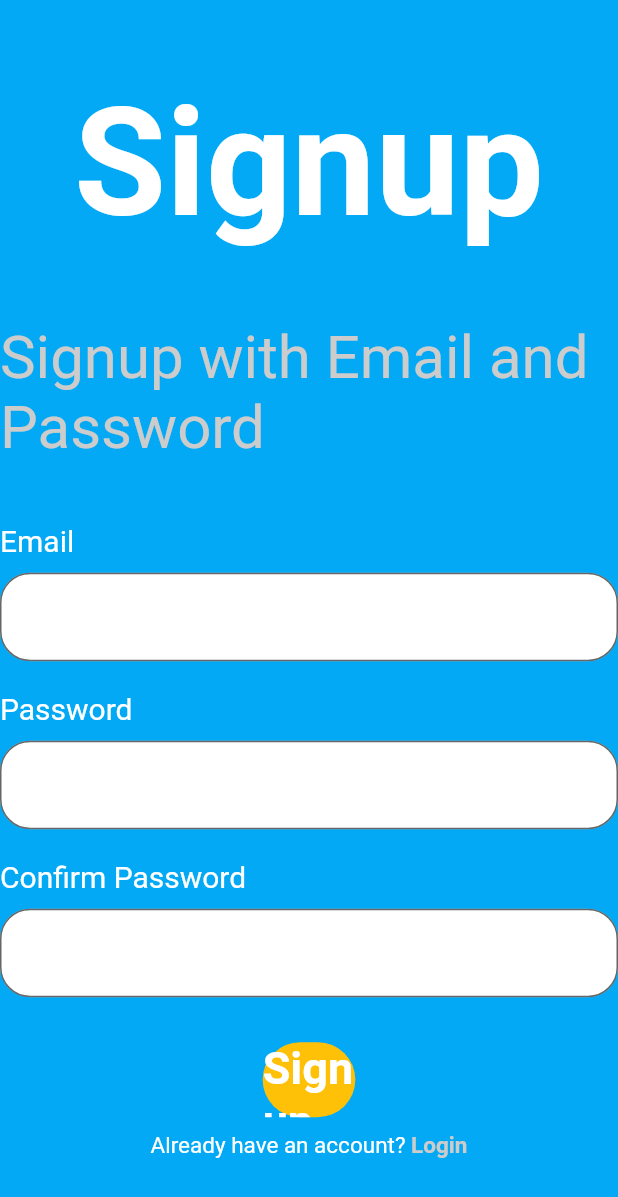
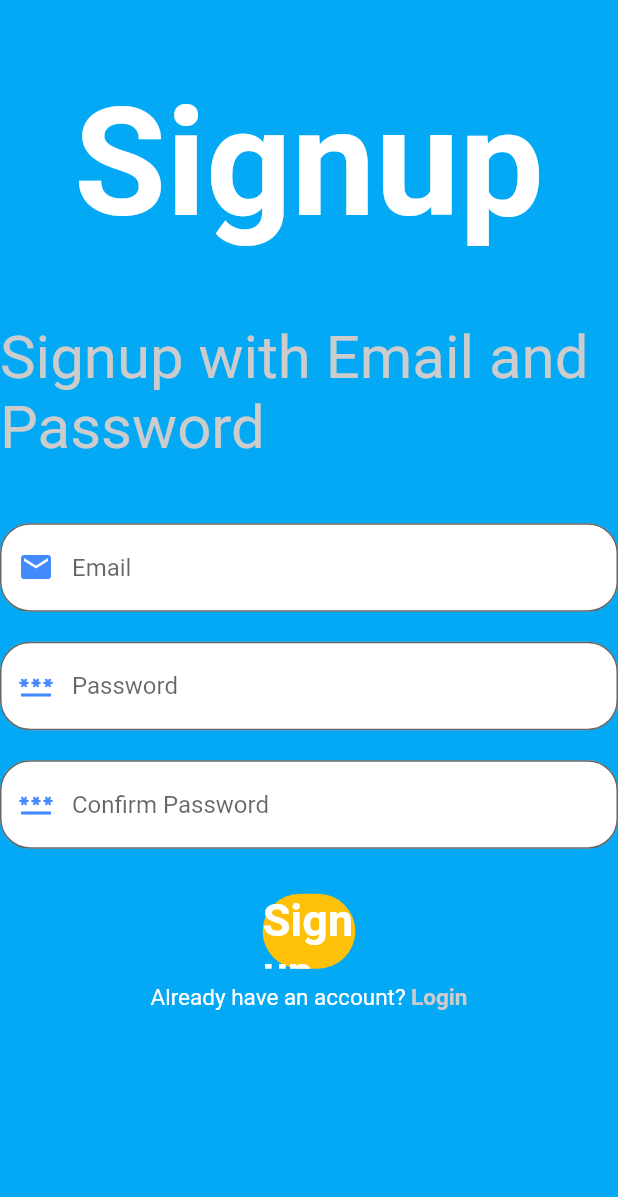
Before and after one commit to Rainmaker0102/SPTD-LMS, a Flutter app: the SignupPage screen opened directly, on a phone screen of 412 x 824 dp. Shown: the top 1197 px of the screen. Run offline on Flutter 3.47's test engine with Material 2 defaults, Android fonts, the phone set to English and light mode, and no system bars; our stand-ins replace cloud_firestore, firebase_core, get; accounts and stored records are empty.

Commit message:
Add files via upload

```diff
--- a/library_management_system/lib/signup_page.dart
+++ b/library_management_system/lib/signup_page.dart
@@ -1,6 +1,9 @@
+import 'package:flutter/gestures.dart';
 import 'package:flutter/material.dart';
 import 'package:flutter/src/widgets/framework.dart';
 import 'package:flutter/src/widgets/placeholder.dart';
+import 'package:get/get.dart';
+import 'package:library_management_system/login_page.dart';
 
 class SignupPage extends StatefulWidget {
   const SignupPage({super.key});
@@ -39,14 +42,16 @@ class _SignupPageState extends State<SignupPage> {
                   style: TextStyle(fontSize: 40, color: Color.fromARGB(255, 204, 204, 204)),
                 ),
                 SizedBox(height: 40,),
-                Text(
+                /*Text(
                   "Email",
                   style: TextStyle(fontSize: 20, color: Colors.white),),
-                SizedBox(height: 10,),
+                SizedBox(height: 10,),*/
                 TextField(
                   decoration: InputDecoration(
                     filled: true,
                     fillColor: Colors.white,
+                    hintText: "Email",
+                    prefixIcon: Icon(Icons.email, color: Colors.blueAccent),
                     focusedBorder: OutlineInputBorder(
                       borderSide: BorderSide(
                         color: Colors.black
@@ -62,14 +67,18 @@ class _SignupPageState extends State<SignupPage> {
                   ),
                 ),
                 SizedBox(height: 20,),
-                Text(
+                /*Text(
                   "Password",
                   style: TextStyle(fontSize: 20, color: Colors.white),),
-                SizedBox(height: 10,),
+                SizedBox(height: 10,),*/
                 TextField(
+                  obscureText: true,
+                  enableSuggestions: false,
                   decoration: InputDecoration(
                     filled: true,
                     fillColor: Colors.white,
+                    hintText: "Password",
+                    prefixIcon: Icon(Icons.password_outlined, color: Colors.blueAccent),
                     focusedBorder: OutlineInputBorder(
                       borderSide: BorderSide(
                         color: Colors.black
@@ -85,18 +94,20 @@ class _SignupPageState extends State<SignupPage> {
                   ),
                 ),
                 SizedBox(height: 20,),
-                Text(
+                /*Text(
                   "Confirm Password",
                   style: TextStyle(fontSize: 20, color: Colors.white),),
-                SizedBox(height: 10,),
+                SizedBox(height: 10,),*/
                 TextField(
+                  obscureText: true,
+                  enableSuggestions: false,
                   decoration: InputDecoration(
                     filled: true,
                     fillColor: Colors.white,
                     //hintText: "Email",
                     //prefixIcon: Icon(Icons.email, color: Colors.blueAccent),
-                    //hintText: "Password",
-                    //prefixIcon: Icon(Icons,password_outlined, color: Colors.blueAccent),
+                    hintText: "Confirm Password",
+                    prefixIcon: Icon(Icons.password_outlined, color: Colors.blueAccent),
                     focusedBorder: OutlineInputBorder(
                       borderSide: BorderSide(
                         color: Colors.black
@@ -137,7 +148,10 @@ class _SignupPageState extends State<SignupPage> {
             children: [
               TextSpan(
                 text: " Login", style: TextStyle(color: Color.fromARGB(255, 204, 204, 204), fontSize: 15, fontWeight: FontWeight.bold),
-              )
+                recognizer: TapGestureRecognizer()..onTap=(){
+                  Get.to(()=>LoginPage());
+                }
+              ),
             ],
           ),),
         ],
```
Also changed, not shown: library_management_system/lib/login_page.dart (+35 -7 lines).
